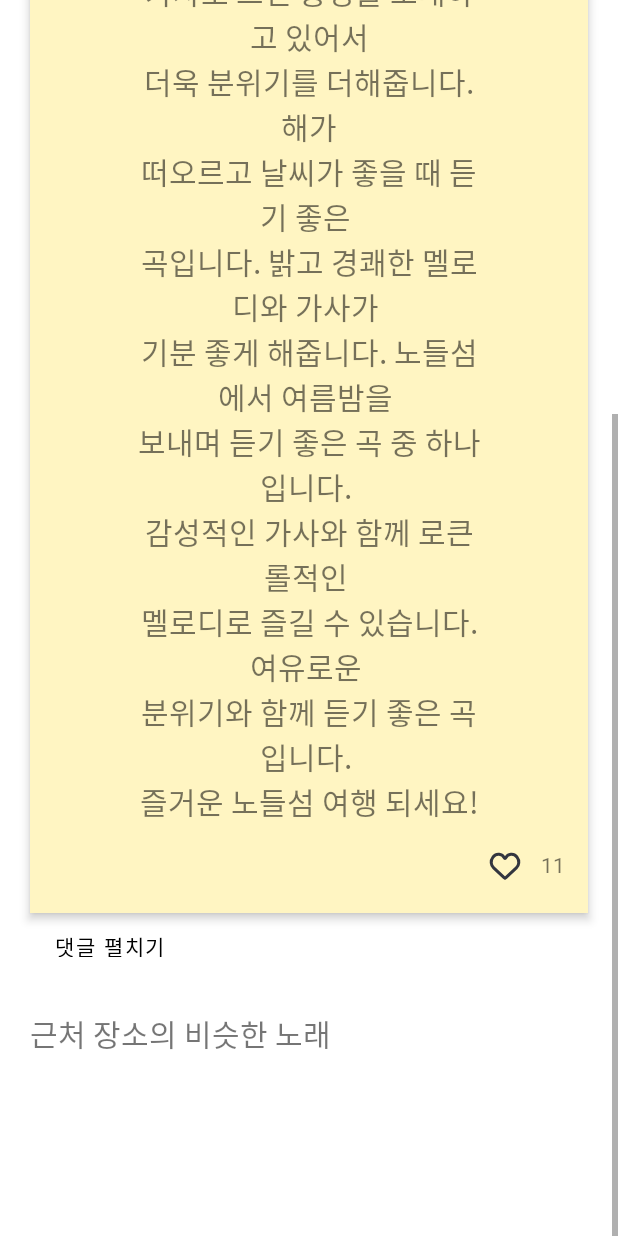
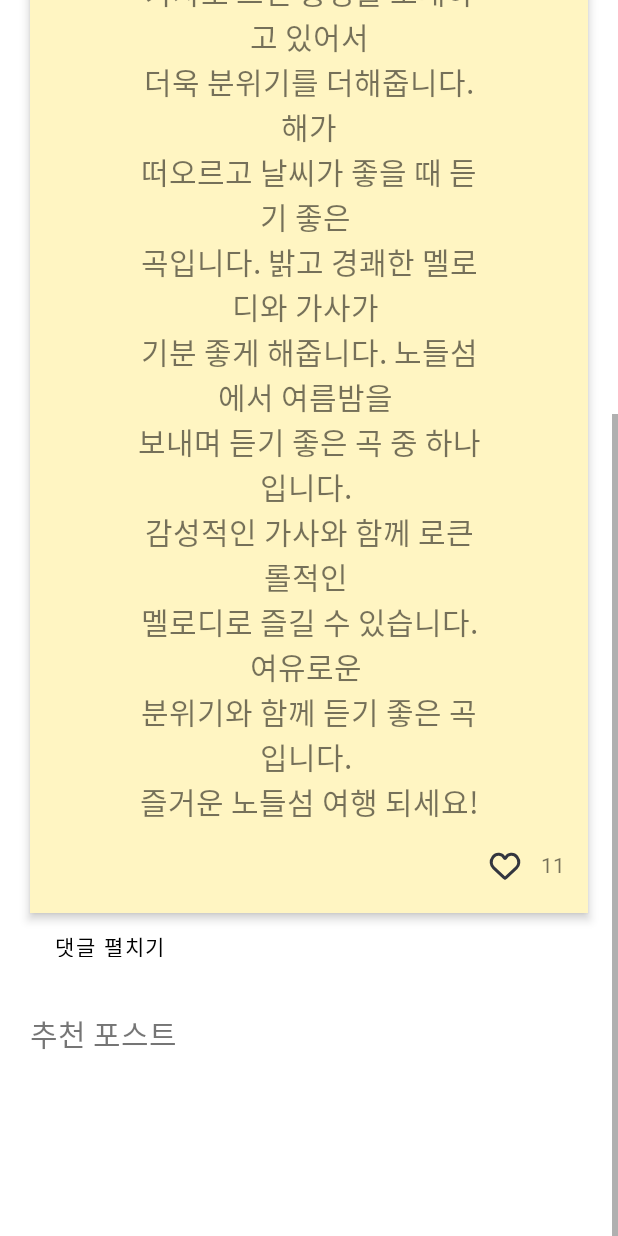
Before and after one commit to purplxider/musicPostFront, an Android app: the layout activity_detailed_post.xml on its own in the app's theme, with its tools: preview values and no code run, scrolled down 414 dp, on a phone screen of 412 x 824 dp. Run offline under Robolectric (Android 15) with nearby library versions, the phone set to English and light mode, and no system bars.

Commit message:
추천 글이 없으면 숨김

```diff
--- a/app/src/main/java/com/example/musicpost/DetailedPostActivity.java
+++ b/app/src/main/java/com/example/musicpost/DetailedPostActivity.java
@@ -47,6 +47,7 @@ public class DetailedPostActivity extends AppCompatActivity {
     Button toggleCommentButton;
     RecyclerView commentRecyclerView;
     CommentAdapter commentAdapter;
+    TextView recommendedPostsLabel;
     RecyclerView recommendedPostRecyclerView;
     RecommendedAdapter recommendedAdapter;
     EditText commentEditText;
@@ -139,6 +140,7 @@ public class DetailedPostActivity extends AppCompatActivity {
         commentRecyclerView = (RecyclerView) findViewById(R.id.commentRecyclerView);
         commentEditText = (EditText) findViewById(R.id.commentEditText);
         postCommentButton = (ImageButton) findViewById(R.id.postCommentButton);
+        recommendedPostsLabel = (TextView) findViewById(R.id.recommendedPostsLabel);
         recommendedPostRecyclerView = (RecyclerView) findViewById(R.id.recommendedPostRecyclerView);
     }
 
@@ -233,6 +235,8 @@ public class DetailedPostActivity extends AppCompatActivity {
                     }
                 }
                 recommendedAdapter.notifyDataSetChanged();
+                if(recommendedPosts.size() == 0) recommendedPostsLabel.setVisibility(View.GONE);
+                else recommendedPostsLabel.setVisibility(View.VISIBLE);
             }
 
             @Override
--- a/app/src/main/res/layout/activity_detailed_post.xml
+++ b/app/src/main/res/layout/activity_detailed_post.xml
@@ -232,11 +232,12 @@
     </RelativeLayout>
 
     <TextView
+        android:id="@+id/recommendedPostsLabel"
         android:layout_width="wrap_content"
         android:layout_height="wrap_content"
         android:layout_marginTop="30dp"
         android:layout_marginStart="20dp"
-        android:text="근처 장소의 비슷한 노래"
+        android:text="추천 포스트"
         android:textSize="20sp"
         android:fontFamily="@font/spoqahansanssneo_bold">
     </TextView>
```
